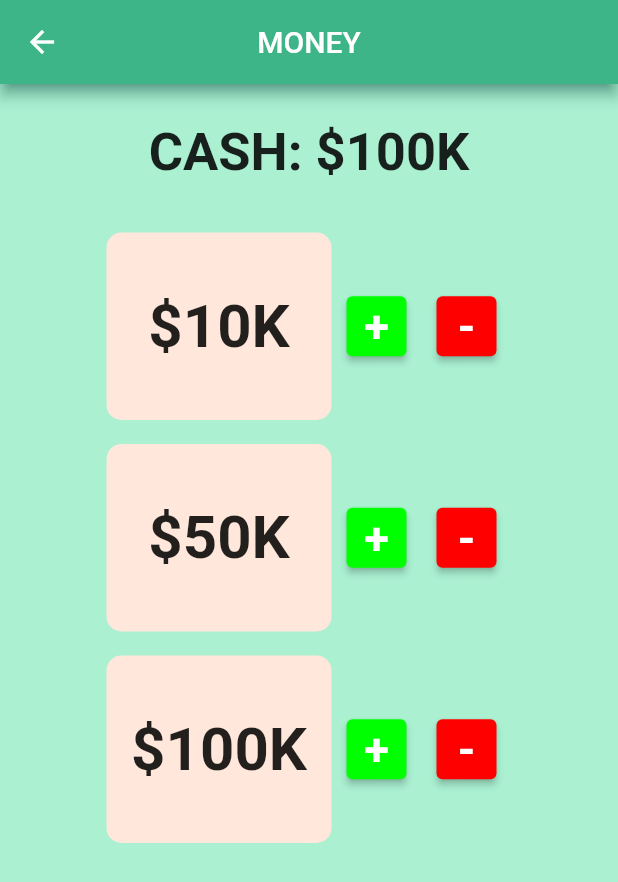
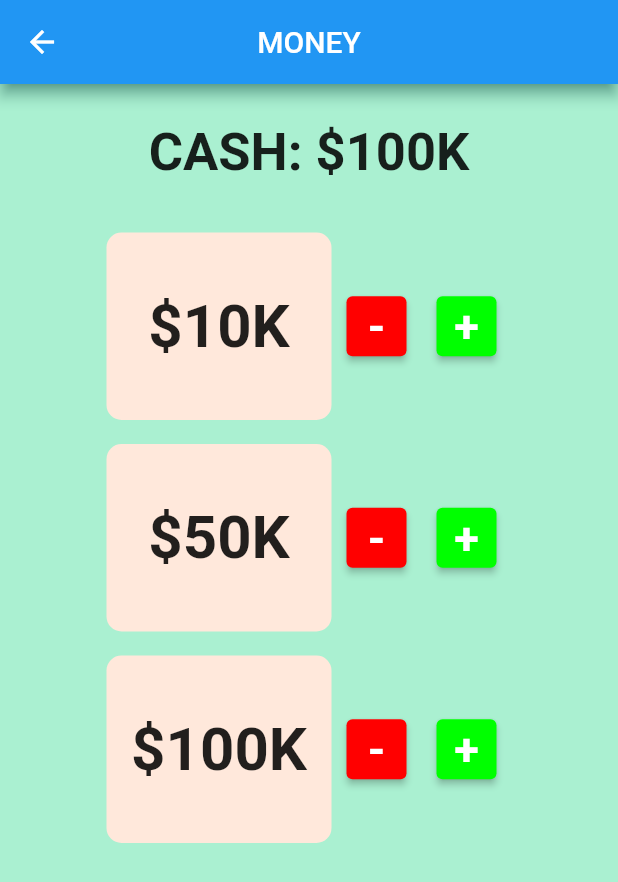
Before and after one commit to JadenHowell/Commodore, a Flutter app: the MoneyPage screen opened directly, on a phone screen of 412 x 824 dp. Shown: the top 882 px of the screen. Run offline on Flutter 3.47's test engine with Material 2 defaults, Android fonts, the phone set to English and light mode, and no system bars; our stand-ins replace socket_io_client; accounts and stored records are empty.

Commit message:
user testing #2 additions

```diff
--- a/lib/model/user.dart
+++ b/lib/model/user.dart
@@ -3,8 +3,8 @@ import 'package:flutter/material.dart';
 import '../data_cache.dart';
 
 class User{
-  final String name;
-  final Color color;
+  String name;
+  Color color;
   late int _stockWorth;
   late int _cash;
   int get cash => _cash;
--- a/lib/view/pages/game_page.dart
+++ b/lib/view/pages/game_page.dart
@@ -24,6 +24,7 @@ class _GamePageState extends CommodoreState<GamePage> {
   Widget build(BuildContext context) {
     return Scaffold(
       appBar: AppBar(
+        backgroundColor: _dataCache.player.color,
         title: Text(widget.title),
         centerTitle: true,
       ),
--- a/lib/view/pages/money_page.dart
+++ b/lib/view/pages/money_page.dart
@@ -21,6 +21,7 @@ class _MoneyPageState extends CommodoreState<MoneyPage> {
   Widget build(BuildContext context) {
     return Scaffold(
       appBar: AppBar(
+        backgroundColor: _cache.player.color,
         title: const Text("MONEY"),
         centerTitle: true,
       ),
@@ -48,12 +49,12 @@ class _MoneyPageState extends CommodoreState<MoneyPage> {
                 _displayBox("\$10K"),
                 Padding(
                   padding: const EdgeInsets.fromLTRB(10, 0, 10, 0),
-                  child: PlusButton(callback: () => {_player.addCash(10000)}),
+                  child: MinusButton(callback: () => {_player.subtractCash(10000)}),
                 ),
                 Padding(
                   padding: const EdgeInsets.fromLTRB(10, 0, 10, 0),
-                  child: MinusButton(callback: () => {_player.subtractCash(10000)}),
-                )
+                  child: PlusButton(callback: () => {_player.addCash(10000)}),
+                ),
               ],
             ),
           ),
@@ -66,12 +67,12 @@ class _MoneyPageState extends CommodoreState<MoneyPage> {
                 _displayBox("\$50K"),
                 Padding(
                   padding: const EdgeInsets.fromLTRB(10, 0, 10, 0),
-                  child: PlusButton(callback: () => {_player.addCash(50000)}),
+                  child: MinusButton(callback: () => {_player.subtractCash(50000)}),
                 ),
                 Padding(
                   padding: const EdgeInsets.fromLTRB(10, 0, 10, 0),
-                  child: MinusButton(callback: () => {_player.subtractCash(50000)}),
-                )
+                  child: PlusButton(callback: () => {_player.addCash(50000)}),
+                ),
               ],
             ),
           ),
@@ -84,12 +85,12 @@ class _MoneyPageState extends CommodoreState<MoneyPage> {
                 _displayBox("\$100K"),
                 Padding(
                   padding: const EdgeInsets.fromLTRB(10, 0, 10, 0),
-                  child: PlusButton(callback: () => {_player.addCash(100000)}),
+                  child: MinusButton(callback: () => {_player.subtractCash(100000)}),
                 ),
                 Padding(
                   padding: const EdgeInsets.fromLTRB(10, 0, 10, 0),
-                  child: MinusButton(callback: () => {_player.subtractCash(100000)}),
-                )
+                  child: PlusButton(callback: () => {_player.addCash(100000)}),
+                ),
               ],
             ),
           ),
```
Also changed, not shown: lib/data_cache.dart (+13 -0 lines), lib/services/join_room_service.dart (+7 -0 lines), lib/view/pages/main.dart (+15 -2 lines), lib/view/pages/stocks_page.dart (+27 -17 lines), pubspec.lock.
